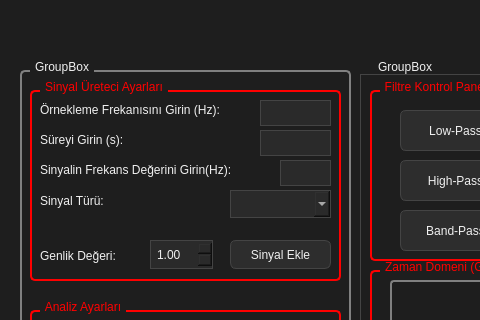
Old version of the form mainwindow.ui in the repository BurakEvci/DSP_Studio; both pictures show x 0 to 480 and y 0 to 320 of the 1317 by 820 pixel window.
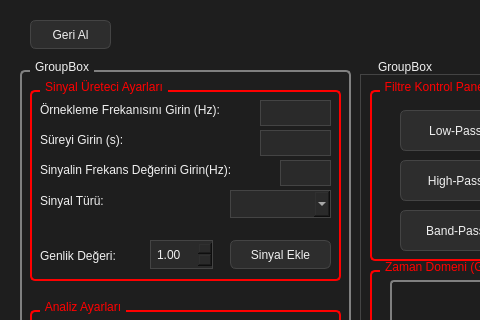
New version of the form. Custom widgets are drawn as their Qt base class.

Commit message: Added: Undo button added.

Patch:
```diff
--- a/mainwindow.ui
+++ b/mainwindow.ui
@@ -1056,6 +1056,19 @@
      </item>
     </layout>
    </widget>
+   <widget class="QPushButton" name="btnUndo">
+    <property name="geometry">
+     <rect>
+      <x>30</x>
+      <y>20</y>
+      <width>81</width>
+      <height>29</height>
+     </rect>
+    </property>
+    <property name="text">
+     <string>Geri Al</string>
+    </property>
+   </widget>
   </widget>
   <widget class="QMenuBar" name="menubar">
    <property name="geometry">
```
The commit also changes 13 other files.
